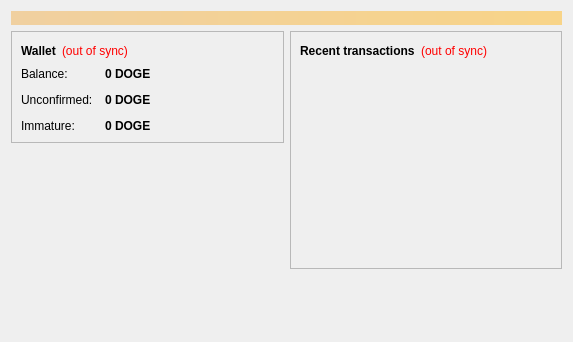
Qt form src/qt/forms/overviewpage.ui (smilecoin/smilecoin) before a commit.
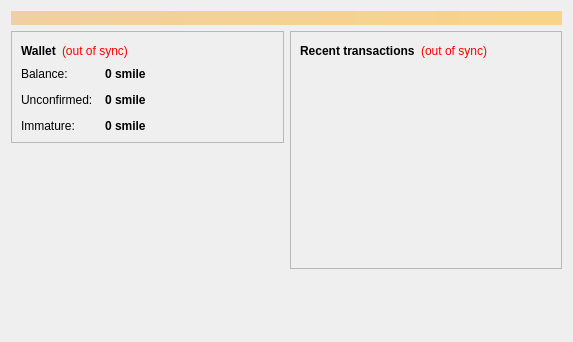
The same form after that commit. Icons and pictures are not drawn.

```diff
--- a/src/qt/forms/overviewpage.ui
+++ b/src/qt/forms/overviewpage.ui
@@ -122,7 +122,7 @@
                <string>Your current balance</string>
               </property>
               <property name="text">
-               <string notr="true">0 DOGE</string>
+               <string notr="true">0 smile</string>
               </property>
               <property name="textInteractionFlags">
                <set>Qt::LinksAccessibleByMouse|Qt::TextSelectableByKeyboard|Qt::TextSelectableByMouse</set>
@@ -151,7 +151,7 @@
                <string>Total of transactions that have yet to be confirmed, and do not yet count toward the current balance</string>
               </property>
               <property name="text">
-               <string notr="true">0 DOGE</string>
+               <string notr="true">0 smile</string>
               </property>
               <property name="textInteractionFlags">
                <set>Qt::LinksAccessibleByMouse|Qt::TextSelectableByKeyboard|Qt::TextSelectableByMouse</set>
@@ -177,7 +177,7 @@
                <string>Mined balance that has not yet matured</string>
               </property>
               <property name="text">
-               <string notr="true">0 DOGE</string>
+               <string notr="true">0 smile</string>
               </property>
               <property name="textInteractionFlags">
                <set>Qt::LinksAccessibleByMouse|Qt::TextSelectableByKeyboard|Qt::TextSelectableByMouse</set>
```
Left out of the diff: 4 changed lines with no effect on the pictures.
